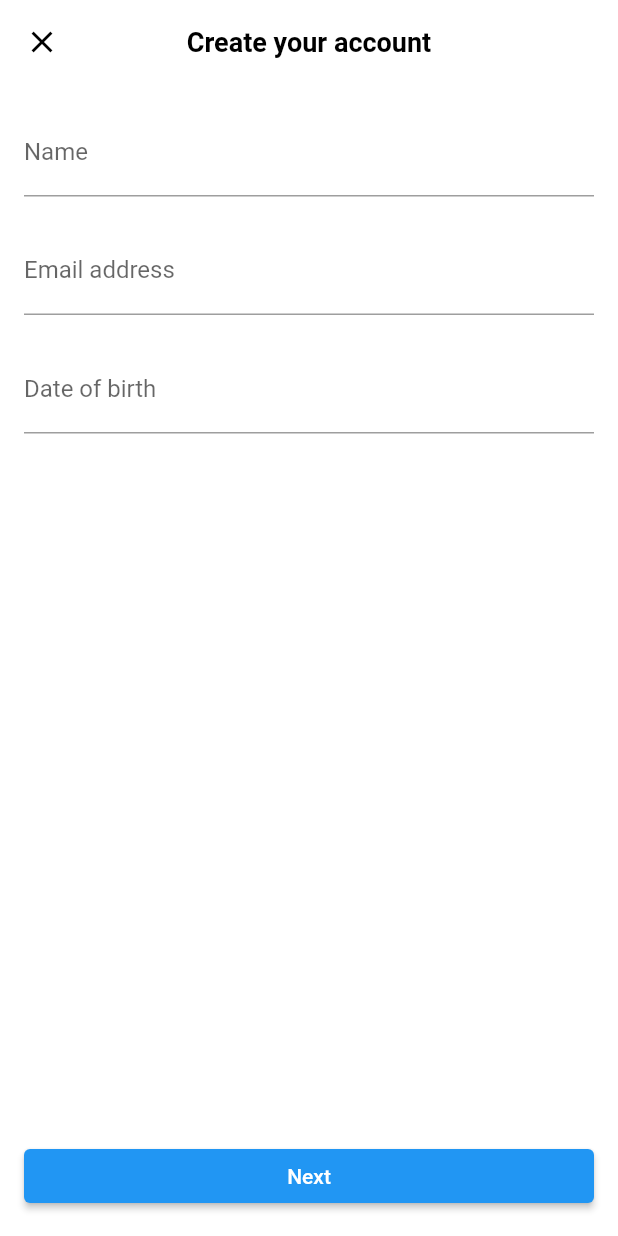
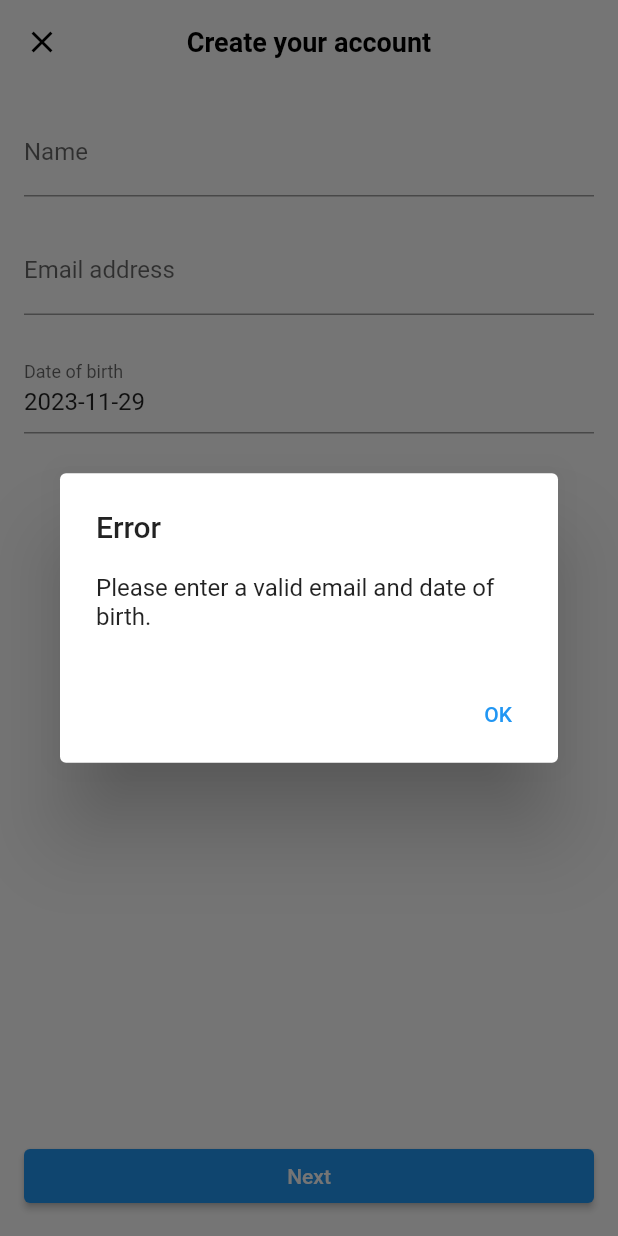
Before and after one commit to bee85919/twitter_clone, a Flutter app: the SignUpScreen screen opened directly, after a tap on "Next", on a phone screen of 412 x 824 dp. Run offline on Flutter 3.47's test engine with Material 2 defaults, Android fonts, the phone set to English and light mode, and no system bars.

Commit message:
sign_up_screen.dart

```diff
--- a/lib/screens/sign_up_screen.dart
+++ b/lib/screens/sign_up_screen.dart
@@ -1,7 +1,103 @@
 import 'package:flutter/material.dart';
+import 'package:flutter/cupertino.dart';
+import 'package:twitter_clone/screens/agreement_screen.dart';
 
-class SignUpScreen extends StatelessWidget {
+class SignUpScreen extends StatefulWidget {
   const SignUpScreen({super.key});
+
+  @override
+  _SignUpScreenState createState() => _SignUpScreenState();
+}
+
+class _SignUpScreenState extends State<SignUpScreen> {
+  final TextEditingController _emailController = TextEditingController();
+  bool _isEmailValid = false; // 이메일 유효성 상태 추적
+
+  void _onEmailChanged() {
+    final email = _emailController.text;
+    if (RegExp(r'\S+@\S+\.\S+').hasMatch(email)) {
+      setState(() {
+        _isEmailValid = true;
+      });
+    } else {
+      setState(() {
+        _isEmailValid = false;
+      });
+    }
+  }
+
+  @override
+  void dispose() {
+    _emailController.removeListener(_onEmailChanged);
+    _emailController.dispose();
+    super.dispose();
+  }
+
+  DateTime selectedDate = DateTime.now(); // 선택된 날짜를 저장할 변수
+  final TextEditingController _birthdayController =
+      TextEditingController(); // 생년월일을 표시할 컨트롤러
+
+  @override
+  void initState() {
+    super.initState();
+    _emailController.addListener(_onEmailChanged);
+    _updateBirthdayText(selectedDate); // 초기 생년월일 텍스트 설정
+  }
+
+  void _updateBirthdayText(DateTime date) {
+    final textDate =
+        "${date.year}-${date.month.toString().padLeft(2, '0')}-${date.day.toString().padLeft(2, '0')}";
+    _birthdayController.text = textDate;
+  }
+
+  void _selectDate(BuildContext context) async {
+    await showModalBottomSheet(
+      context: context,
+      builder: (BuildContext builder) {
+        return SizedBox(
+          height: 300,
+          child: CupertinoDatePicker(
+            mode: CupertinoDatePickerMode.date,
+            initialDateTime: selectedDate,
+            maximumDate: DateTime.now(),
+            onDateTimeChanged: (DateTime newDate) {
+              setState(() {
+                selectedDate = newDate;
+                _updateBirthdayText(newDate);
+              });
+            },
+          ),
+        );
+      },
+    );
+  }
+
+  void _navigateToAgreementScreen() {
+    // 이메일이 유효하고, 생년월일이 오늘 날짜보다 이전인지 검사합니다.
+    if (_isEmailValid && selectedDate.isBefore(DateTime.now())) {
+      Navigator.of(context).push(
+        MaterialPageRoute(
+          builder: (context) => const AgreementScreen(), // 다음 화면으로 이동
+        ),
+      );
+    } else {
+      // 에러 처리를 여기에 구현합니다.
+      // 예: 사용자에게 유효하지 않은 이메일이나 생년월일을 수정하라는 알림을 표시할 수 있습니다.
+      showDialog(
+        context: context,
+        builder: (context) => AlertDialog(
+          title: const Text('Error'),
+          content: const Text('Please enter a valid email and date of birth.'),
+          actions: <Widget>[
+            TextButton(
+              child: const Text('OK'),
+              onPressed: () => Navigator.of(context).pop(), // 대화 상자를 닫습니다.
+            ),
+          ],
+        ),
+      );
+    }
+  }
 
   @override
   Widget build(BuildContext context) {
@@ -32,26 +128,41 @@ class SignUpScreen extends StatelessWidget {
                 ),
               ),
               const SizedBox(height: 20),
-              const TextField(
+              TextFormField(
+                controller: _emailController,
                 decoration: InputDecoration(
                   labelText: 'Email address',
-                  border: UnderlineInputBorder(),
+                  border: const UnderlineInputBorder(),
+                  suffixIcon: _isEmailValid
+                      ? const Icon(Icons.check, color: Colors.green)
+                      : null,
                 ),
+                validator: (value) {
+                  if (value == null || value.isEmpty) {
+                    return 'Please enter an email address'; // 이메일 주소가 비어있는 경우
+                  }
+                  // 이메일 유효성 검사
+                  if (!RegExp(r'\S+@\S+\.\S+').hasMatch(value)) {
+                    return 'Please enter a valid email address'; // 이메일 형식이 유효하지 않은 경우
+                  }
+                  return null; // 이메일 형식이 유효한 경우
+                },
               ),
               const SizedBox(height: 20),
-              const TextField(
-                decoration: InputDecoration(
+              TextField(
+                controller: _birthdayController,
+                decoration: const InputDecoration(
                   labelText: 'Date of birth',
                   border: UnderlineInputBorder(),
                 ),
+                onTap: () => _selectDate(context),
+                readOnly: true, // 텍스트 필드를 읽기 전용으로 설정
               ),
               const Spacer(), // 남은 공간을 모두 차지하도록 Spacer 사용
               SizedBox(
-                width: double.infinity, // 버튼을 화면 너비에 맞춤
+                width: double.infinity,
                 child: ElevatedButton(
-                  onPressed: () {
-                    // 다음 화면으로 넘어가는 로직 구현
-                  },
+                  onPressed: _navigateToAgreementScreen,
                   child: const Text('Next'),
                 ),
               ),
```
